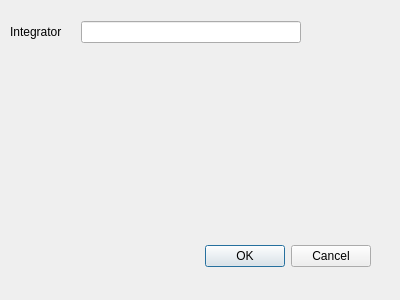
Old version of the form src/integrate.ui in the repository nundee/GitCheckin.
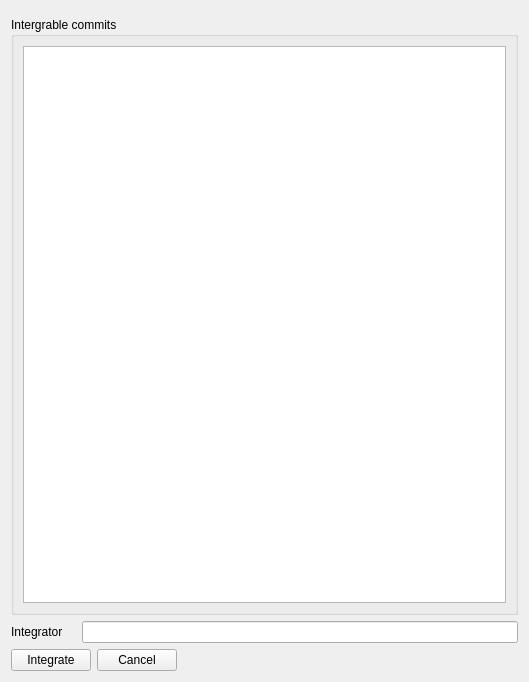
New version of the form. Icons and pictures are not drawn.

```diff
--- a/src/integrate.ui
+++ b/src/integrate.ui
@@ -6,41 +6,44 @@
    <rect>
     <x>0</x>
     <y>0</y>
-    <width>400</width>
-    <height>300</height>
+    <width>529</width>
+    <height>682</height>
    </rect>
   </property>
   <property name="windowTitle">
    <string>Dialog</string>
   </property>
-  <widget class="QDialogButtonBox" name="buttonBox">
-   <property name="geometry">
-    <rect>
-     <x>30</x>
-     <y>240</y>
-     <width>341</width>
-     <height>32</height>
-    </rect>
-   </property>
-   <property name="orientation">
-    <enum>Qt::Horizontal</enum>
-   </property>
-   <property name="standardButtons">
-    <set>QDialogButtonBox::Cancel|QDialogButtonBox::Ok</set>
-   </property>
-  </widget>
-  <widget class="QWidget" name="">
-   <property name="geometry">
-    <rect>
-     <x>10</x>
-     <y>20</y>
-     <width>291</width>
-     <height>24</height>
-    </rect>
-   </property>
-   <layout class="QHBoxLayout" name="horizontalLayout">
+  <property name="windowIcon">
+   <iconset resource="git_icon.qrc">
+    <normaloff>:/git-icon/Git-Icon-1788C.png</normaloff>:/git-icon/Git-Icon-1788C.png</iconset>
+  </property>
+  <layout class="QVBoxLayout" name="verticalLayout_2">
+   <item>
+    <widget class="QFrame" name="workItemWidgetFrame">
+     <property name="frameShape">
+      <enum>QFrame::StyledPanel</enum>
+     </property>
+     <property name="frameShadow">
+      <enum>QFrame::Raised</enum>
+     </property>
+    </widget>
+   </item>
+   <item>
+    <widget class="QGroupBox" name="groupBox">
+     <property name="title">
+      <string>Intergrable commits</string>
+     </property>
+     <layout class="QVBoxLayout" name="verticalLayout">
     <item>
-     <widget class="QLabel" name="label">
+       <widget class="QListView" name="lvCommits"/>
+      </item>
+     </layout>
+    </widget>
+   </item>
+   <item>
+    <layout class="QHBoxLayout" name="horizontalLayout_2">
+     <item>
+      <widget class="QLabel" name="label_2">
       <property name="text">
        <string>Integrator</string>
       </property>
@@ -66,9 +69,49 @@
      <widget class="QLineEdit" name="lineEditIntegrator"/>
     </item>
    </layout>
-  </widget>
- </widget>
- <resources/>
+   </item>
+   <item>
+    <layout class="QHBoxLayout" name="horizontalLayoutButtons">
+     <item>
+      <widget class="QPushButton" name="pbIntegrate">
+       <property name="text">
+        <string>Integrate</string>
+       </property>
+       <property name="autoDefault">
+        <bool>false</bool>
+       </property>
+      </widget>
+     </item>
+     <item>
+      <widget class="QPushButton" name="pbCancel">
+       <property name="text">
+        <string>Cancel</string>
+       </property>
+       <property name="autoDefault">
+        <bool>false</bool>
+       </property>
+      </widget>
+     </item>
+     <item>
+      <spacer name="horizontalSpacer">
+       <property name="orientation">
+        <enum>Qt::Horizontal</enum>
+       </property>
+       <property name="sizeHint" stdset="0">
+        <size>
+         <width>40</width>
+         <height>20</height>
+        </size>
+       </property>
+      </spacer>
+     </item>
+    </layout>
+   </item>
+  </layout>
+ </widget>
+ <resources>
+  <include location="git_icon.qrc"/>
+ </resources>
  <connections>
   <connection>
    <sender>buttonBox</sender>
```
Left out of the diff: 26 changed lines with no effect on the pictures. Lines whose indentation alone changed are shown as unchanged.
